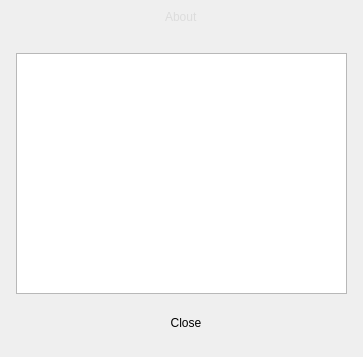
The window that app/about.ui (CineEncoder/cine-encoder) describes before a commit, drawn with Qt 5.
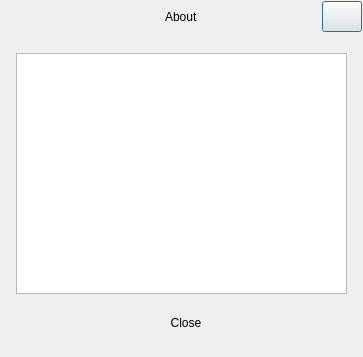
The same window after the commit. Icons and pictures are not drawn.

```diff
--- a/app/about.ui
+++ b/app/about.ui
@@ -259,18 +259,6 @@
               <property name="toolTip">
                <string>Close</string>
               </property>
-              <property name="styleSheet">
-               <string notr="true">QPushButton {	
-	border: none;
-	background-color: transparent;
-}
-QPushButton:hover {
-	background-color: rgb(52, 59, 72);
-}
-QPushButton:pressed {	
-	background-color: rgb(85, 170, 255);
-}</string>
-              </property>
               <property name="text">
                <string/>
               </property>
@@ -314,13 +302,6 @@
             </item>
             <item row="0" column="2">
              <widget class="QLabel" name="label_title">
-              <property name="styleSheet">
-               <string notr="true">QLabel {	
-	background-color: transparent;
-	color: rgb(220, 220, 220);
-}
-</string>
-              </property>
               <property name="text">
                <string>About</string>
               </property>
```
Left out of the diff: 4 changed lines with no effect on the pictures.
